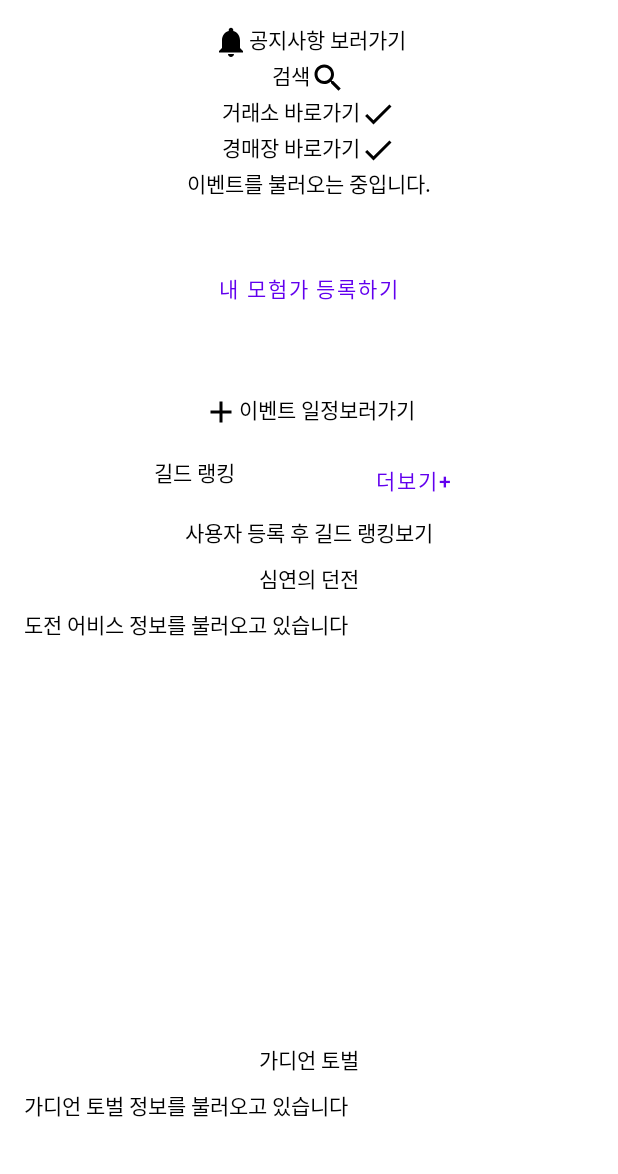
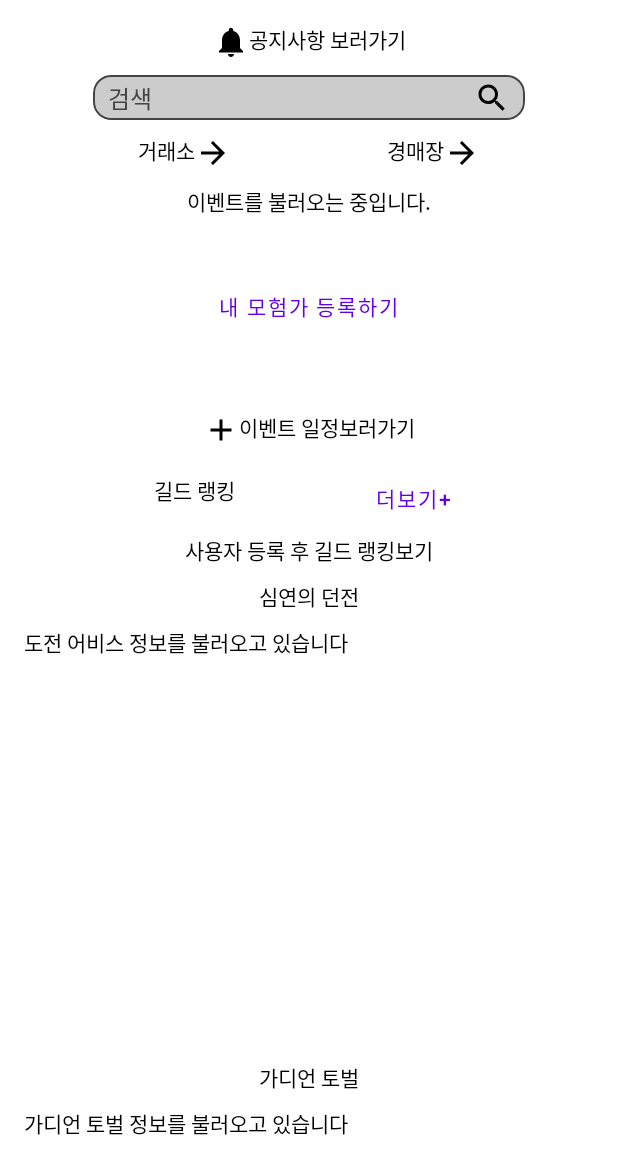
Before and after one commit to p7axideoaj/SMG, an Android app built with Jetpack Compose: the screen it shows after launch (MainActivity), on a phone screen of 412 x 824 dp. Shown: the top 1174 px of the screen. Run offline under Robolectric (Android 15) with nearby library versions, the phone set to English and light mode, and no system bars; our stand-ins replace accompanist; pictures from the network do not load.

Commit message:
디자인과 Row horizontal 수정하여 본 개발자 수준 최고의 디자인일것이다..

```diff
--- a/app/src/main/java/com/example/myapplication/Page/MainActivity.kt
+++ b/app/src/main/java/com/example/myapplication/Page/MainActivity.kt
@@ -12,6 +12,8 @@ import androidx.compose.animation.AnimatedVisibility
 import androidx.compose.animation.animateContentSize
 import androidx.compose.animation.core.animateFloatAsState
 import androidx.compose.animation.core.tween
+import androidx.compose.foundation.background
+import androidx.compose.foundation.border
 import androidx.compose.foundation.clickable
 import androidx.compose.foundation.layout.*
 import androidx.compose.foundation.lazy.LazyColumn
@@ -22,6 +24,7 @@ import androidx.compose.foundation.lazy.grid.items
 import androidx.compose.foundation.lazy.grid.itemsIndexed
 import androidx.compose.foundation.lazy.items
 import androidx.compose.foundation.lazy.itemsIndexed
+import androidx.compose.foundation.shape.RoundedCornerShape
 import androidx.compose.material.*
 import androidx.compose.material.icons.Icons
 import androidx.compose.material.icons.filled.*
@@ -29,9 +32,11 @@ import androidx.compose.runtime.*
 import androidx.compose.runtime.snapshots.SnapshotStateList
 import androidx.compose.ui.Alignment
 import androidx.compose.ui.Modifier
+import androidx.compose.ui.draw.clip
 import androidx.compose.ui.draw.rotate
 import androidx.compose.ui.graphics.Color
 import androidx.compose.ui.layout.ContentScale
+import androidx.compose.ui.modifier.modifierLocalConsumer
 import androidx.compose.ui.platform.LocalContext
 import androidx.compose.ui.text.style.TextOverflow
 import androidx.compose.ui.unit.dp
@@ -142,24 +147,41 @@ fun Homepage(
                     Icon(Icons.Default.Notifications, contentDescription = "공지")
                     Text(text = "공지사항 보러가기")
                 }
-                Box(Modifier.clickable { navController.navigate("search") }) {
-                    Row(horizontalArrangement = Arrangement.SpaceBetween) {
-                        Text(text = "검색")
-                        Icon(imageVector = Icons.Default.Search, contentDescription = "검색아이콘")
+                Spacer(modifier = Modifier.height(10.dp))
+                Box(
+                    Modifier
+                        .clickable { navController.navigate("search") }
+                        .padding(start = 10.dp, end = 10.dp)
+                        .fillMaxWidth(0.8f)
+                        .height(30.dp)
+                        .clip(RoundedCornerShape(12.dp))
+                        .background(Color.LightGray)
+                        .border(
+                            width = 1.dp,
+                            color = Color.DarkGray,
+                            shape = RoundedCornerShape(12.dp)
+                        )) {
+                    Row(horizontalArrangement = Arrangement.SpaceBetween, modifier = Modifier.fillMaxWidth()) {
+                        Text(text = "검색", fontSize = 16.sp, color = Color.DarkGray, modifier = Modifier.padding(start = 10.dp, top = 3.dp))
+                        Icon(imageVector = Icons.Default.Search, contentDescription = "검색아이콘", modifier = Modifier.padding(top = 3.dp, end = 10.dp))
                     }
                 }
+                Spacer(modifier = Modifier.height(10.dp))
+                Row(Modifier.fillMaxWidth(0.6f),horizontalArrangement = Arrangement.SpaceBetween) {
                     Box(Modifier.clickable { navController.navigate("markets") }) {
                         Row(horizontalArrangement = Arrangement.SpaceBetween) {
-                        Text(text = "거래소 바로가기")
-                        Icon(imageVector = Icons.Default.Done, contentDescription = "거래소")
+                            Text(text = "거래소")
+                            Icon(imageVector = Icons.Filled.ArrowForward, contentDescription = "거래소")
                         }
                     }
                     Box(Modifier.clickable { navController.navigate("action") }) {
                         Row(horizontalArrangement = Arrangement.SpaceBetween) {
-                        Text(text = "경매장 바로가기")
-                        Icon(imageVector = Icons.Default.Done, contentDescription = "경매장")
+                            Text(text = "경매장")
+                            Icon(imageVector = Icons.Filled.ArrowForward, contentDescription = "경매장")
                         }
                     }
+                }
+                Spacer(modifier = Modifier.height(10.dp))
                 var name by remember {
                     mutableStateOf(prefs.getString("name"))
                 }
--- a/app/src/main/java/com/example/myapplication/Page/ProfileDetail.kt
+++ b/app/src/main/java/com/example/myapplication/Page/ProfileDetail.kt
@@ -125,7 +125,8 @@ fun ProfileDetailHome(
                                 Box(
                                     Modifier
                                         .size(50.dp)
-                                        .clip(CircleShape).background(Color.Black), contentAlignment = Alignment.Center) {
+                                        .clip(CircleShape)
+                                        .background(Color.Black), contentAlignment = Alignment.Center) {
                                     if(it.CharacterClassName.isEmpty()) {
                                         null
                                     } else {
@@ -162,7 +163,8 @@ fun ProfileDetailHome(
                                                 contentDescription = "직업 아이콘",
                                                 modifier = Modifier
                                                     .fillMaxSize()
-                                                    .clip(CircleShape).background(Color.White)
+                                                    .clip(CircleShape)
+                                                    .background(Color.White)
                                             )
                                         }
 
@@ -203,11 +205,16 @@ fun ProfileDetailHome(
             BottomSheetDialog(onDismissRequest = {
                 show = false
             }) {
-                Box(
-                    Modifier
-                        .fillMaxWidth()
-                        .height(350.dp)
-                        .background(Color.White)) {
+                Surface(Modifier
+                    .fillMaxWidth()
+                    .height(450.dp)
+                    .background(Color.White)
+                    .padding(16.dp)
+                    .clip(shape = RoundedCornerShape(topEnd = 12.dp, topStart = 12.dp))) {
+                    Box(Modifier
+                        .fillMaxWidth()
+                        .height(350.dp)) {
+                        Spacer(modifier = Modifier.height(15.dp))
                         if(charArr.size == 0 || charArr.isNullOrEmpty()) {
                             Text("정보를 불러오는중입니다.")
                         } else {
@@ -255,6 +262,7 @@ fun ProfileDetailHome(
             }
         }
     }
+}
 @OptIn(ExperimentalMaterialApi::class)
 @ExperimentalPagerApi
 @Composable
```
Lines whose indentation alone changed are shown as unchanged.
